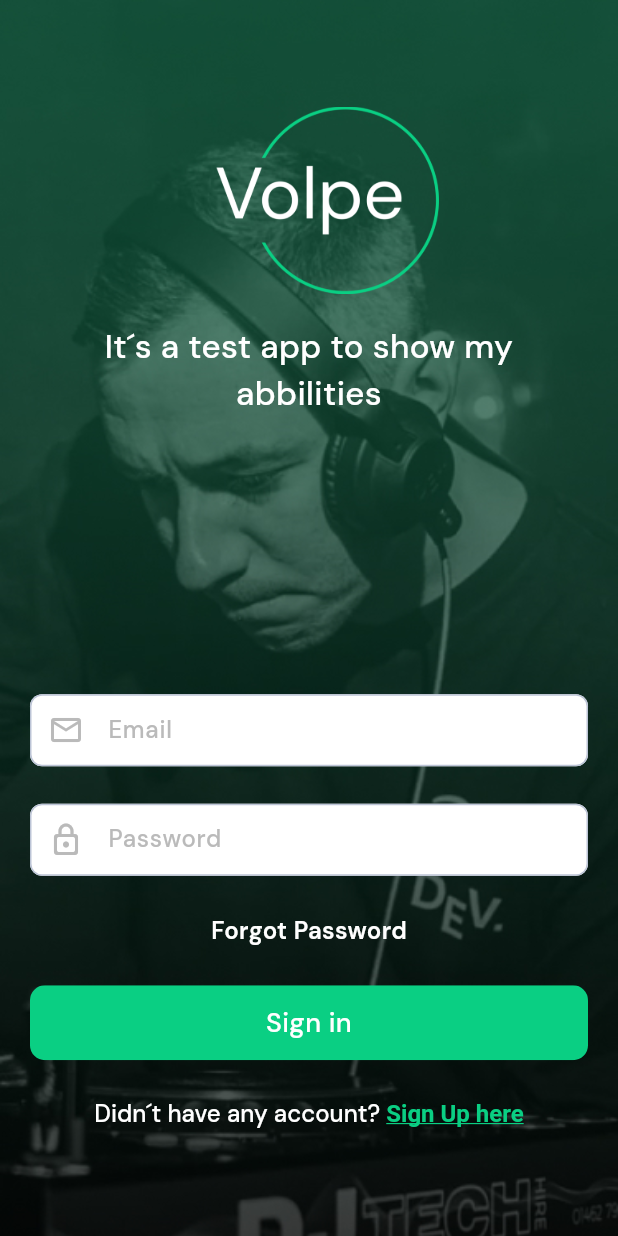
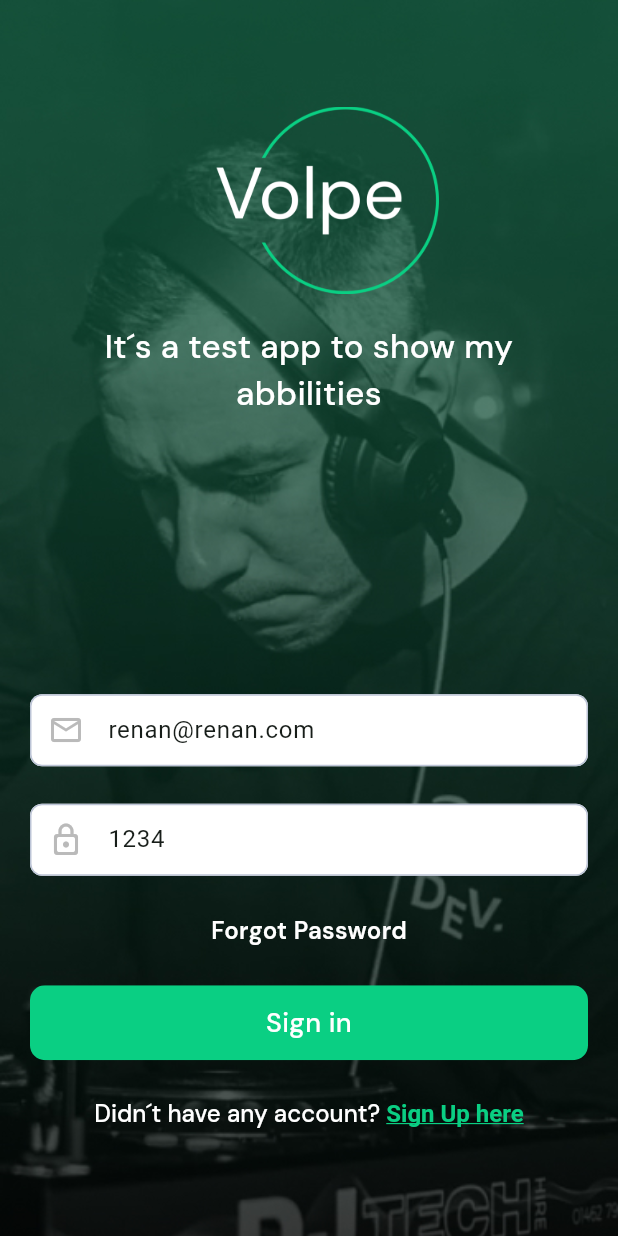
Before and after one commit to renanvolpe/fake-store-app, a Flutter app: the screen it shows after launch, on a phone screen of 412 x 824 dp. Run offline on Flutter 3.47's test engine with Material 3 defaults, Android fonts, the light colour scheme and no system bars; our stand-ins replace another_flushbar, bloc, flutter_bloc, get_it, go_router, google_fonts and 4 more; accounts and stored records are empty.

Commit message:
setup to just start in one account

```diff
--- a/lib/presentation/screen/login_page.dart
+++ b/lib/presentation/screen/login_page.dart
@@ -7,6 +7,7 @@ import 'package:fake_store_joao/core/themes/style.dart';
 import 'package:fake_store_joao/data/repositories/authentication_repository.dart';
 import 'package:fake_store_joao/logic/bloc/get_user/get_user_bloc.dart';
 import 'package:fake_store_joao/logic/bloc/login/login_bloc.dart';
+import 'package:fake_store_joao/presentation/commum_widgets/flushbar_function_not_implemented.dart';
 import 'package:fake_store_joao/presentation/commum_widgets/resumed_sizedbox.dart';
 import 'package:flutter/material.dart';
 import 'package:flutter_bloc/flutter_bloc.dart';
@@ -29,8 +30,8 @@ class _LoginPageState extends State<LoginPage> {
     super.initState();
   }
 
-  var emailController = TextEditingController();
-  var passwordController = TextEditingController();
+  var emailController = TextEditingController(text: "renan@renan.com");
+  var passwordController = TextEditingController(text: "1234");
 
   @override
   Widget build(BuildContext context) {
@@ -114,12 +115,14 @@ class _LoginPageState extends State<LoginPage> {
                         35.sizeH,
                         TextFormField(
                           controller: emailController,
+                          readOnly: true,
                           decoration: textfieldDecorationDefault(hintText: "Email", prefixIcon: Icons.email_outlined),
                           cursorColor: Colors.grey,
                         ),
                         25.sizeH,
                         TextFormField(
                           controller: passwordController,
+                          readOnly: true,
                           decoration:
                               textfieldDecorationDefault(hintText: "Password", prefixIcon: Icons.lock_outline_rounded),
                           cursorColor: Colors.grey,
@@ -162,7 +165,8 @@ class _LoginPageState extends State<LoginPage> {
                             Expanded(
                               child: InkWell(
                                   onTap: () {
-                                    context.push("/register");
+                                    flushbarNotImplementedYet(context);
+                                    // context.push("/register");
                                   },
                                   child: RichText(
                                     textAlign: TextAlign.center,
```
Also changed, not shown: 7 other files.
